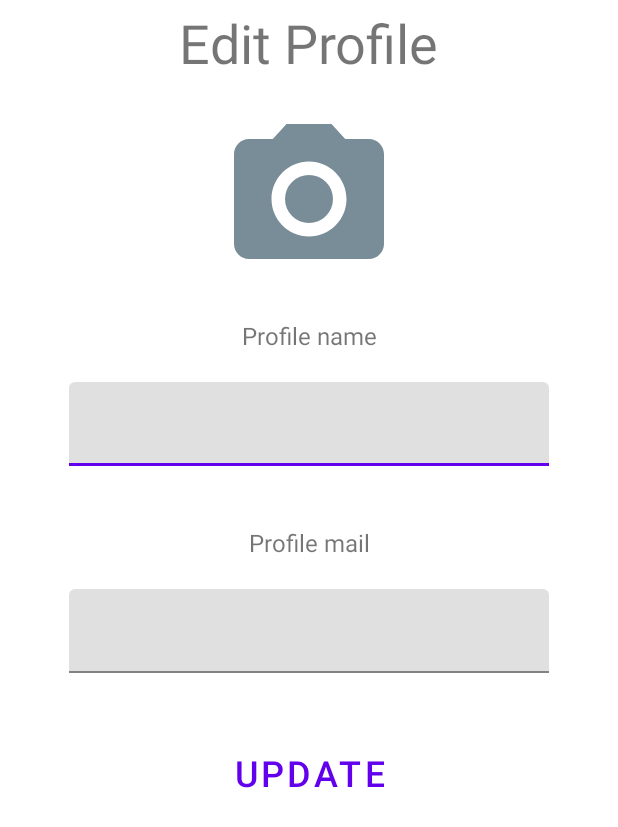
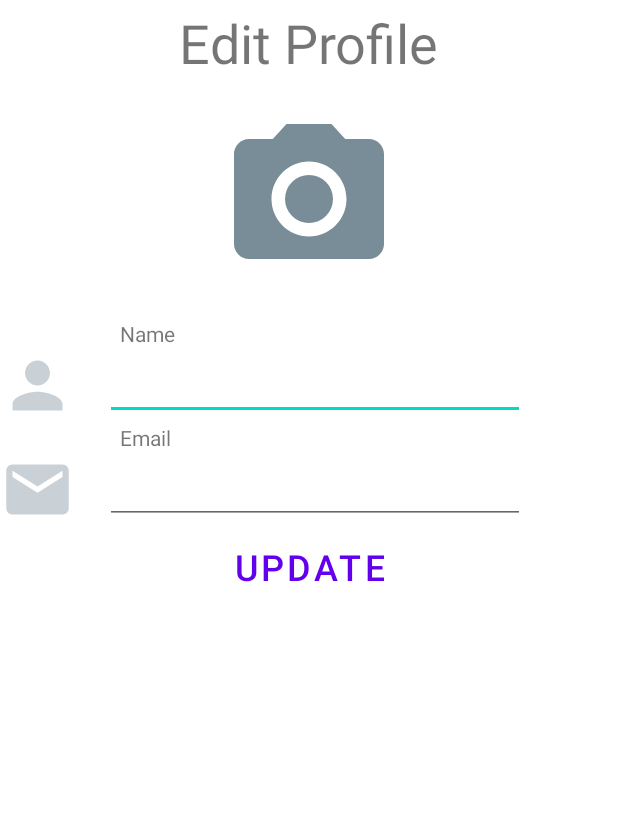
Before and after one commit to DavidDahlman00/BadmintonBuddy, an Android app: the layout fragment_profile.xml on its own in the app's theme, with its tools: preview values and no code run, on a phone screen of 412 x 824 dp. Shown: the top 827 px of the screen. Run offline under Robolectric (Android 15) with nearby library versions, the phone set to English and light mode, and no system bars.

```diff
--- a/app/build.gradle
+++ b/app/build.gradle
@@ -49,4 +49,6 @@ dependencies {
     androidTestImplementation 'androidx.test.espresso:espresso-core:3.4.0'
     implementation platform('com.google.firebase:firebase-bom:30.0.1')
     implementation 'com.google.firebase:firebase-auth-ktx'
+    implementation 'com.google.firebase:firebase-storage-ktx'
+    implementation 'com.squareup.picasso:picasso:2.71828'
 }
--- a/app/src/main/java/duiban/badmintonbuddy/ui/login/LoginFragment.kt
+++ b/app/src/main/java/duiban/badmintonbuddy/ui/login/LoginFragment.kt
@@ -12,6 +12,7 @@ import android.view.LayoutInflater
 import android.view.View
 import android.view.ViewGroup
 import android.widget.EditText
+import androidx.core.content.ContentProviderCompat.requireContext
 import com.google.firebase.auth.FirebaseAuth
 import com.google.firebase.auth.ktx.auth
 import com.google.firebase.firestore.ktx.firestore
@@ -86,12 +87,14 @@ class LoginFragment : Fragment() {
                     if (e != null) {
                         Log.d("login", "data failed to load")
                     }
+
                     if (document != null && document.exists()) {
                         val userdata = document.toObject(User::class.java)
                         Log.d("login", userdata.toString())
                         if (userdata != null) {
                             UserObject.thisUser = userdata
                             Log.d("111", UserObject.thisUser.email)
+                            Log.d("111profileImage", UserObject.thisUser.profileImage)
                         }
                     }
                     Log.d("TAG", "signInWithEmail:success")
--- a/app/src/main/java/duiban/badmintonbuddy/ui/main/MainActivity.kt
+++ b/app/src/main/java/duiban/badmintonbuddy/ui/main/MainActivity.kt
@@ -27,7 +27,7 @@ class MainActivity : AppCompatActivity() {
         mainBinding = ActivityMainBinding.inflate(layoutInflater)
         val view = mainBinding.root
         setContentView(view)
-        switchFragment(profileFragment)
+        switchFragment(findGamesFragment)
 
         mainBinding.mainBottomNav.setOnItemSelectedListener { item ->
             when(item.itemId){
--- a/app/src/main/res/layout/fragment_profile.xml
+++ b/app/src/main/res/layout/fragment_profile.xml
@@ -30,51 +30,57 @@
             app:srcCompat="@drawable/ic_camera" />
 
         <TextView
-            android:id="@+id/profile_name_text"
+            android:layout_marginLeft="80dp"
             android:layout_width="match_parent"
             android:layout_height="wrap_content"
-            android:gravity="center"
-            android:textSize="16sp"
-            android:layout_marginBottom="20dp"
-            android:text="Profile name" />
+            android:text="Name" />
+        <LinearLayout
+            android:layout_width="match_parent"
+            android:layout_height="wrap_content"
+            android:orientation="horizontal">
 
-        <com.google.android.material.textfield.TextInputLayout
-            android:layout_width="320dp"
-            android:layout_height="wrap_content"
-            android:layout_marginBottom="40dp"
-            android:layout_gravity="center">
+            <ImageView
+                android:layout_width="50dp"
+                android:layout_height="50dp"
+                android:background="@drawable/ic_person" />
 
-            <com.google.android.material.textfield.TextInputEditText
-               android:id="@+id/profile_name_text_hint"
-                android:layout_width="match_parent"
-                android:layout_height="wrap_content"
-                android:textSize="16sp"
-                android:hint="" />
-        </com.google.android.material.textfield.TextInputLayout>
+            <EditText
+                android:id="@+id/profile_edit_name"
+                android:layout_width="280dp"
+                android:layout_height="48dp"
+                android:layout_marginHorizontal="20dp"
+
+                android:padding="5dp"
+                android:textSize="24sp" />
+
+        </LinearLayout>
 
         <TextView
-            android:id="@+id/profile_email_text"
+            android:layout_marginLeft="80dp"
             android:layout_width="match_parent"
             android:layout_height="wrap_content"
-            android:gravity="center"
-            android:textSize="16sp"
-            android:layout_marginBottom="20dp"
-            android:text="Profile mail" />
+            android:text="Email" />
+        <LinearLayout
+            android:layout_width="match_parent"
+            android:layout_height="wrap_content"
+            android:orientation="horizontal">
 
-        <com.google.android.material.textfield.TextInputLayout
-            android:layout_width="320dp"
-            android:layout_height="wrap_content"
-            android:layout_marginBottom="40dp"
-            android:layout_gravity="center">
+            <ImageView
+                android:layout_width="50dp"
+                android:layout_height="50dp"
+                android:background="@drawable/ic_email" />
 
-            <com.google.android.material.textfield.TextInputEditText
-                android:id="@+id/profile_email_text_hint"
-                android:layout_width="match_parent"
-                android:layout_height="wrap_content"
-                android:textSize="16sp"
-                android:hint="" />
+            <EditText
+                android:id="@+id/profile_edit_email"
+                android:layout_width="280dp"
+                android:layout_height="48dp"
+                android:layout_marginHorizontal="20dp"
 
-        </com.google.android.material.textfield.TextInputLayout>
+                android:inputType="textEmailAddress"
+                android:padding="5dp"
+                android:textSize="24sp" />
+
+        </LinearLayout>
 
         <Button
             android:id="@+id/update_profile_button"
```
Also changed, not shown: app/src/main/java/duiban/badmintonbuddy/ui/profile/ProfileFragment.kt (+74 -1 lines), app/src/main/res/menu/main_menu.xml (+4 -4 lines).
